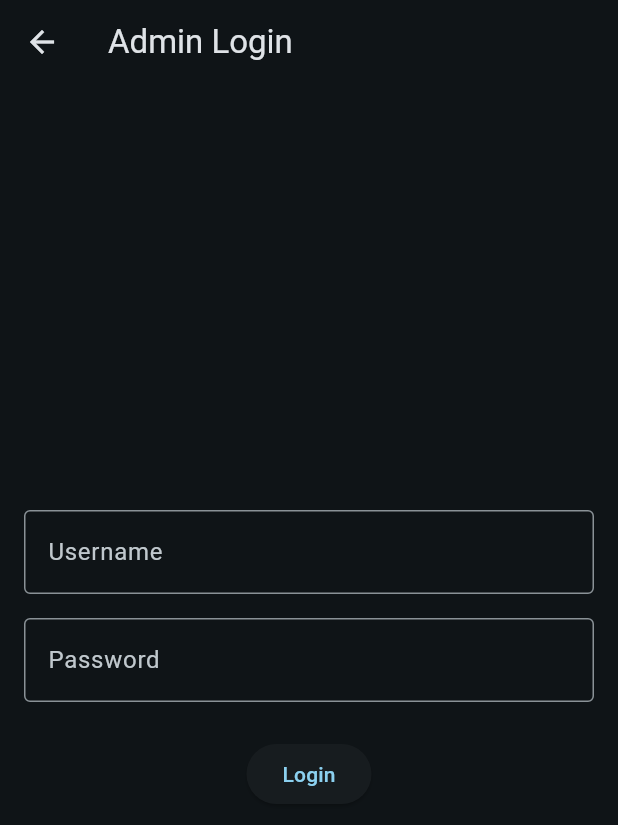
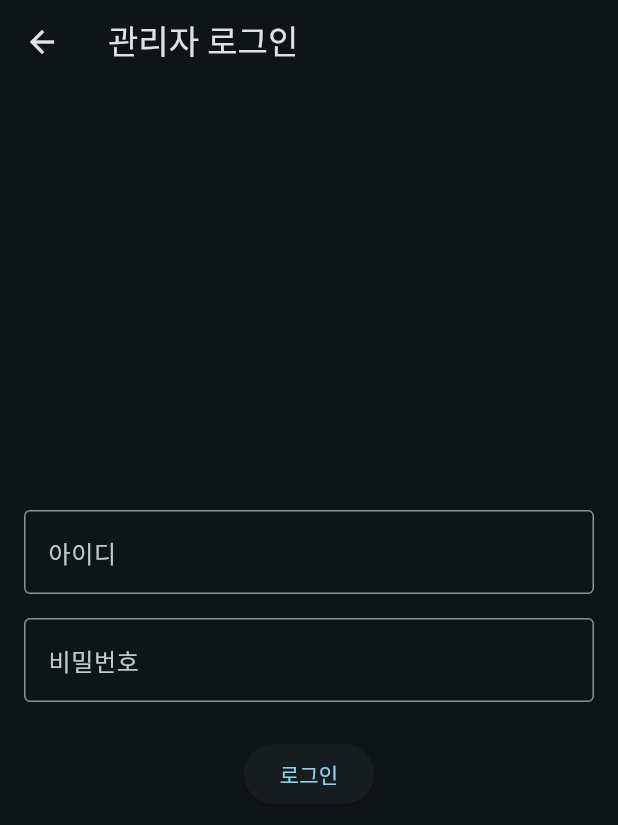
Before and after one commit to ljhwogur/raid-hub, a Flutter app: the LoginScreen screen opened directly, on a phone screen of 412 x 824 dp. Shown: the top 825 px of the screen. Run offline on Flutter 3.47's test engine with Material 3 defaults, Android fonts, the phone set to English and light mode, and no system bars; network calls fail.

Commit message:
feat: 관리자 로그인 화면 및 카테고리 설정

```diff
--- a/raid_hub_frontend/lib/screens/login_screen.dart
+++ b/raid_hub_frontend/lib/screens/login_screen.dart
@@ -1,4 +1,5 @@
 import 'package:flutter/material.dart';
+import 'package:provider/provider.dart';
 import 'package:raid_hub_frontend/services/auth_service.dart'; // Import AuthService
 
 class LoginScreen extends StatefulWidget {
@@ -12,27 +13,29 @@ class _LoginScreenState extends State<LoginScreen> {
   final _formKey = GlobalKey<FormState>();
   final TextEditingController _usernameController = TextEditingController();
   final TextEditingController _passwordController = TextEditingController();
-  final AuthService _authService = AuthService(); // Get the AuthService instance
 
   Future<void> _login() async {
     if (_formKey.currentState!.validate()) {
+      final authService = Provider.of<AuthService>(context, listen: false);
       final String username = _usernameController.text;
       final String password = _passwordController.text;
 
-      final bool success = await _authService.login(username, password);
+      final bool success = await authService.login(username, password);
 
       if (success) {
-        ScaffoldMessenger.of(context).showSnackBar(
-          const SnackBar(content: Text('Login successful!')),
-        );
-        // TODO: Navigate to the main screen or admin dashboard based on authentication status
-        // For now, let's just print the status
-        print('Is Authenticated: ${_authService.isAuthenticated}');
-        print('Is Admin: ${_authService.isAdmin}');
+        if (mounted) {
+          ScaffoldMessenger.of(context).showSnackBar(
+            const SnackBar(content: Text('로그인 성공!')),
+          );
+          // Navigate back to HomePage
+          Navigator.pop(context);
+        }
       } else {
-        ScaffoldMessenger.of(context).showSnackBar(
-          const SnackBar(content: Text('Login failed: Invalid credentials or server error')),
-        );
+        if (mounted) {
+          ScaffoldMessenger.of(context).showSnackBar(
+            const SnackBar(content: Text('로그인 실패: 아이디 또는 비밀번호를 확인하세요')),
+          );
+        }
       }
     }
   }
@@ -41,7 +44,7 @@ class _LoginScreenState extends State<LoginScreen> {
   Widget build(BuildContext context) {
     return Scaffold(
       appBar: AppBar(
-        title: const Text('Admin Login'),
+        title: const Text('관리자 로그인'),
       ),
       body: Center(
         child: Padding(
@@ -54,12 +57,12 @@ class _LoginScreenState extends State<LoginScreen> {
                 TextFormField(
                   controller: _usernameController,
                   decoration: const InputDecoration(
-                    labelText: 'Username',
+                    labelText: '아이디',
                     border: OutlineInputBorder(),
                   ),
                   validator: (value) {
                     if (value == null || value.isEmpty) {
-                      return 'Please enter your username';
+                      return '아이디를 입력하세요';
                     }
                     return null;
                   },
@@ -68,13 +71,13 @@ class _LoginScreenState extends State<LoginScreen> {
                 TextFormField(
                   controller: _passwordController,
                   decoration: const InputDecoration(
-                    labelText: 'Password',
+                    labelText: '비밀번호',
                     border: OutlineInputBorder(),
                   ),
                   obscureText: true,
                   validator: (value) {
                     if (value == null || value.isEmpty) {
-                      return 'Please enter your password';
+                      return '비밀번호를 입력하세요';
                     }
                     return null;
                   },
@@ -82,7 +85,7 @@ class _LoginScreenState extends State<LoginScreen> {
                 const SizedBox(height: 24.0),
                 ElevatedButton(
                   onPressed: _login,
-                  child: const Text('Login'),
+                  child: const Text('로그인'),
                 ),
               ],
             ),
```
Also changed, not shown: raid_hub_frontend/lib/main.dart (+11 -9 lines), raid_hub_frontend/pubspec.lock.
